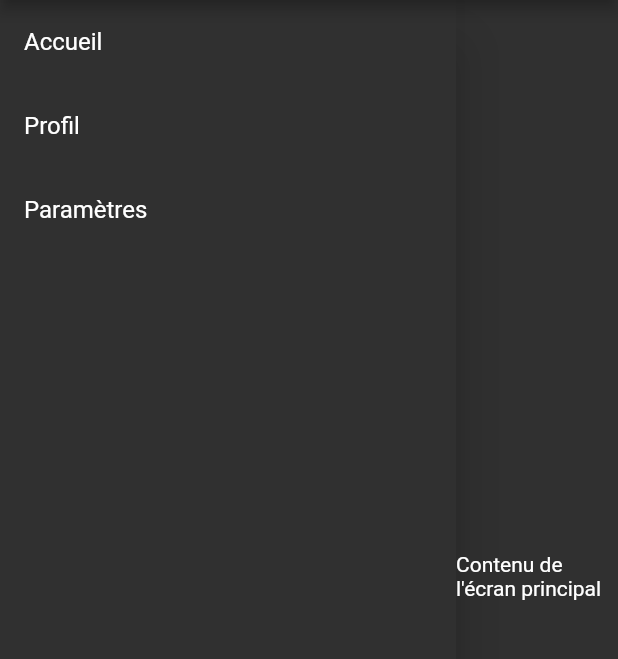
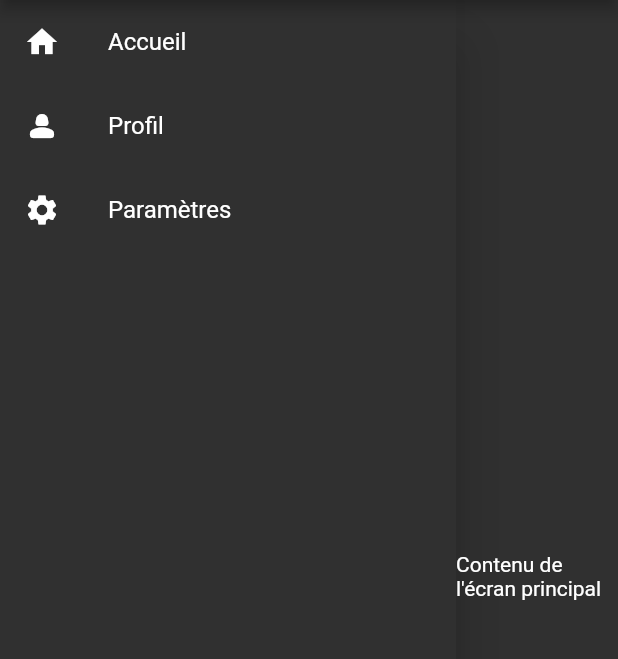
Before and after one commit to bingchillin/Personal-Services-App-3MOC, a Flutter app: the screen it shows after launch, on a phone screen of 412 x 824 dp, the part 84-743 px from its top. Run offline on Flutter 3.47's test engine with Material 2 defaults, Android fonts, the phone set to English and light mode, and no system bars.

Commit message:
Added icons

```diff
--- a/Flutter/lib/widgets/side_bar.dart
+++ b/Flutter/lib/widgets/side_bar.dart
@@ -12,6 +12,8 @@ class SideBarWidget extends StatelessWidget {
             padding: EdgeInsets.zero,
             children: [
               ListTile(
+                leading: const Icon(Icons.home),
+                iconColor: Colors.white,
                 title: const Text('Accueil'),
                 onTap: () {
                   Navigator.pop(context);
@@ -19,6 +21,8 @@ class SideBarWidget extends StatelessWidget {
                 },
               ),
               ListTile(
+                leading: const Icon(Icons.person_2_rounded),
+                iconColor: Colors.white,
                 title: const Text('Profil'),
                 onTap: () {
                   Navigator.pop(context);
@@ -26,6 +30,8 @@ class SideBarWidget extends StatelessWidget {
                 },
               ),
               ListTile(
+                leading: const Icon(Icons.settings),
+                iconColor: Colors.white,
                 title: const Text('Paramètres'),
                 onTap: () {},
               ),
```
